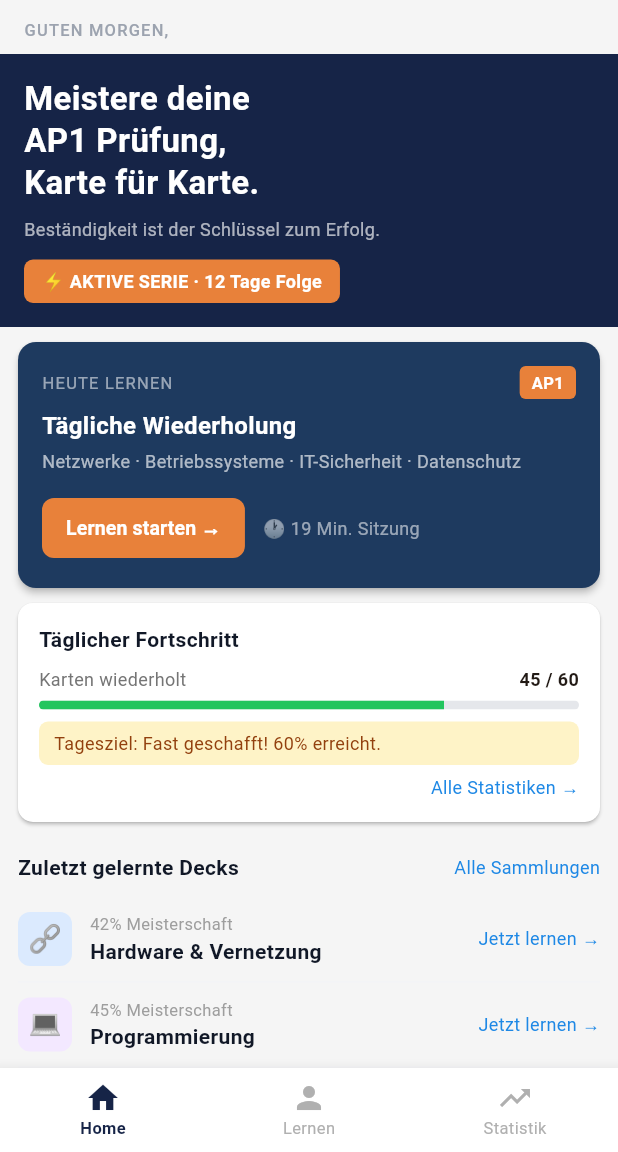
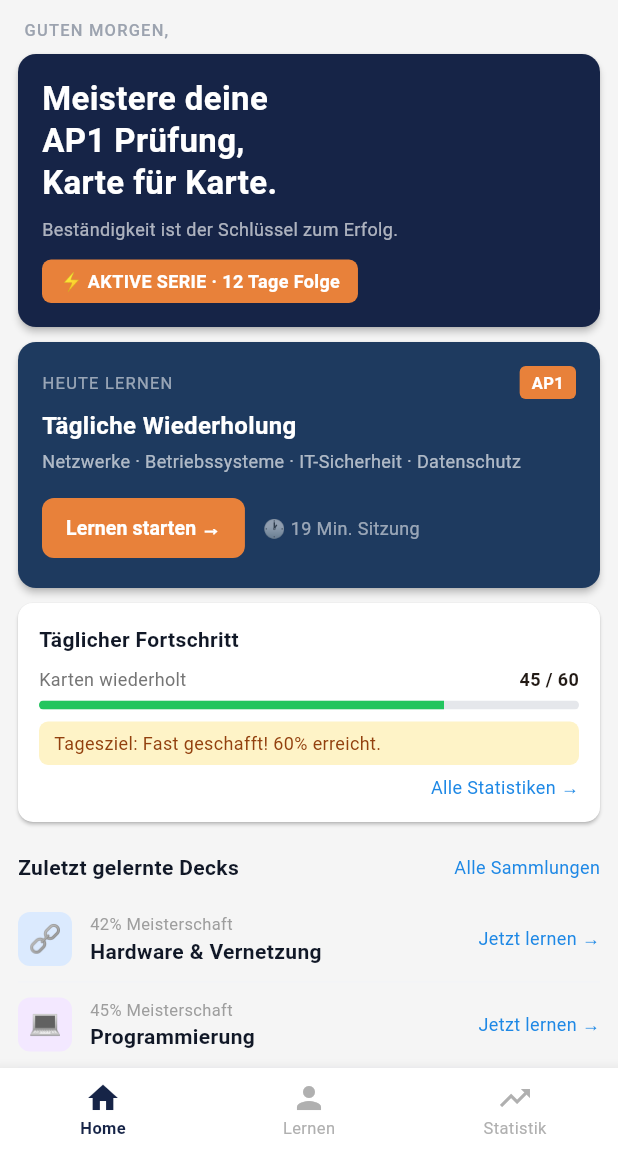
Before and after one commit to anki-project-team/anki-system, a Flutter app: the screen it shows once a user with an empty profile is signed in, on a phone screen of 412 x 824 dp, the part 84-1236 px from its top. Run offline on Flutter 3.47's test engine with Material 3 defaults, Android fonts, the phone set to English and light mode, and no system bars; our stand-ins replace cloud_firestore, firebase_auth, firebase_core, firebase_messaging, flutter_local_notifications, timezone; accounts and stored records are empty.

Commit message:
Revert "fix: Full-width hero card"
This reverts commit 8e62160b9df19478d7100f106bd850f98cea890c.

```diff
--- a/lib/screens/home_screen.dart
+++ b/lib/screens/home_screen.dart
@@ -66,12 +66,13 @@ class _HomeDashboardScreenState extends State<HomeDashboardScreen> {
         ],
       ),
       body: SingleChildScrollView(
+        padding: const EdgeInsets.all(12),
         child: Column(
           crossAxisAlignment: CrossAxisAlignment.stretch,
           children: [
             // Begrüßung
             Padding(
-              padding: const EdgeInsets.only(left: 16, top: 12, bottom: 8),
+              padding: const EdgeInsets.only(left: 4, bottom: 8),
               child: Text(
                 'GUTEN MORGEN, ${_firstName.toUpperCase()}',
                 style: TextStyle(
@@ -84,10 +85,13 @@ class _HomeDashboardScreenState extends State<HomeDashboardScreen> {
             ),
 
             // Hero Card
-            Container(
-              width: double.infinity,
+            Card(
               margin: EdgeInsets.zero,
+              shape: RoundedRectangleBorder(
+                borderRadius: BorderRadius.circular(12),
+              ),
               color: const Color(0xFF162447),
+              elevation: 2,
               child: Padding(
                 padding: const EdgeInsets.all(16),
                 child: Column(
@@ -134,12 +138,6 @@ class _HomeDashboardScreenState extends State<HomeDashboardScreen> {
               ),
             ),
             const SizedBox(height: 10),
-
-            Padding(
-              padding: const EdgeInsets.symmetric(horizontal: 12),
-              child: Column(
-                crossAxisAlignment: CrossAxisAlignment.stretch,
-                children: [
 
             // Modul Card
             Card(
@@ -405,9 +403,6 @@ class _HomeDashboardScreenState extends State<HomeDashboardScreen> {
                 ],
               ),
             ),
-            ],
-              ),
-            ), // end Padding
           ],
         ),
       ),
```
